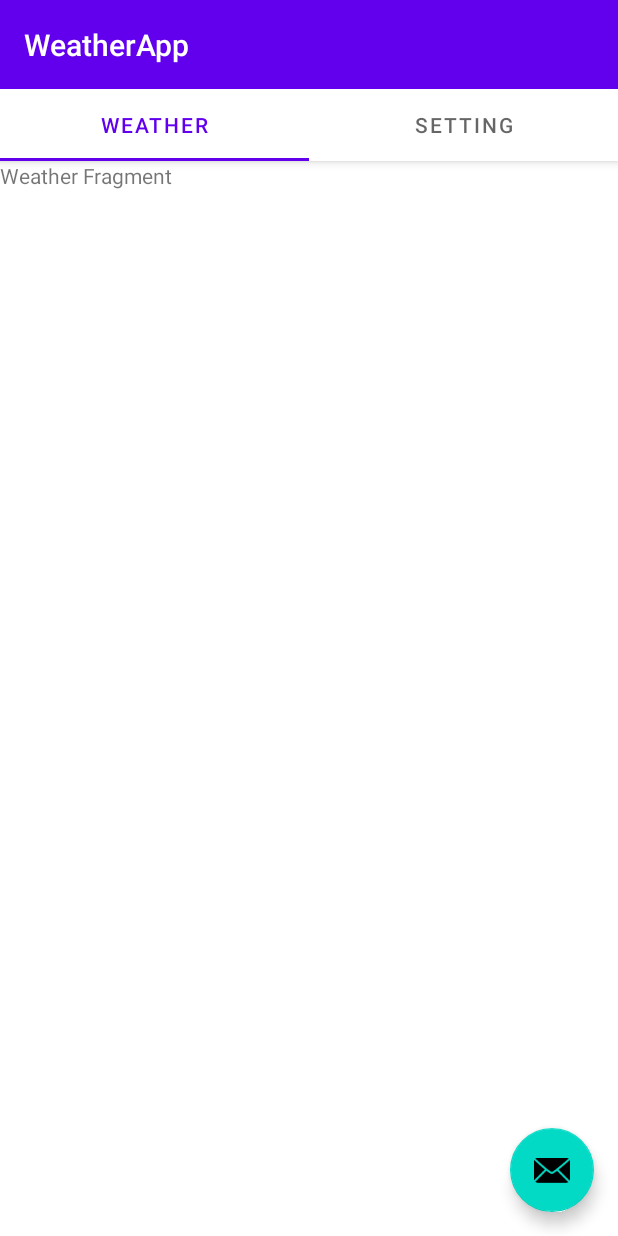
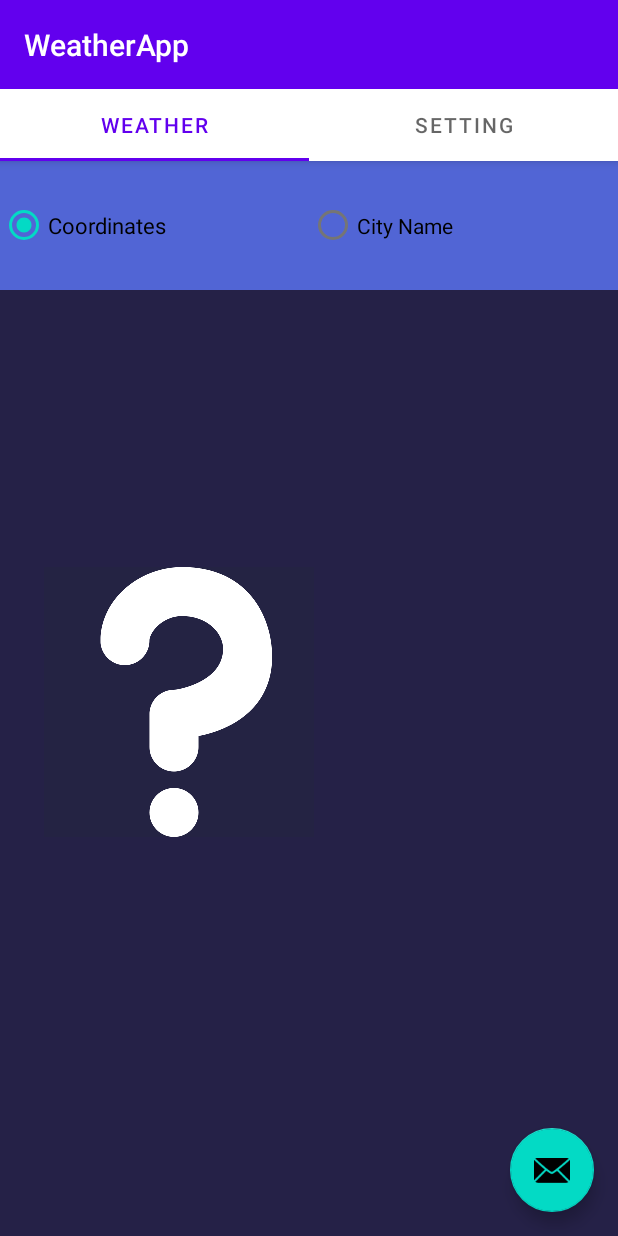
Before and after one commit to seyyedAlirezaGhazanfari/WeatherApp, an Android app: the screen it shows after launch (MainActivity), on a phone screen of 412 x 824 dp. Run offline under Robolectric (Android 15) with nearby library versions, the phone set to English and light mode, and no system bars.

Commit message:
feature: used radio button and added input_type on edit texts

```diff
--- a/app/src/main/java/com/example/weatherapp/fragments/WeatherFragment.java
+++ b/app/src/main/java/com/example/weatherapp/fragments/WeatherFragment.java
@@ -1,12 +1,24 @@
 package com.example.weatherapp.fragments;
 
+import android.annotation.SuppressLint;
 import android.os.Bundle;
 
 import androidx.fragment.app.Fragment;
+import androidx.recyclerview.widget.RecyclerView;
 
+import android.text.InputType;
+import android.view.Gravity;
 import android.view.LayoutInflater;
 import android.view.View;
 import android.view.ViewGroup;
+import android.widget.EditText;
+import android.widget.ImageView;
+import android.widget.LinearLayout;
+import android.widget.RadioButton;
+import android.widget.RadioGroup;
+import android.widget.RelativeLayout;
+import android.widget.TextView;
+import android.widget.Toast;
 
 import com.example.weatherapp.R;
 
@@ -17,14 +29,14 @@ import com.example.weatherapp.R;
  */
 public class WeatherFragment extends Fragment {
 
-    // TODO: Rename parameter arguments, choose names that match
-    // the fragment initialization parameters, e.g. ARG_ITEM_NUMBER
-    private static final String ARG_PARAM1 = "param1";
-    private static final String ARG_PARAM2 = "param2";
-
-    // TODO: Rename and change types of parameters
-    private String mParam1;
-    private String mParam2;
+    View rootView;
+    RadioGroup radioGroup;
+    RadioButton coorRadioBtn;
+    RadioButton cityRadioBtn;
+    ImageView weatherIcon;
+    RecyclerView recyclerView;
+    EditText cityNameOrWidthET;
+    EditText heightET;
 
     public WeatherFragment() {
         // Required empty public constructor
@@ -51,17 +63,55 @@ public class WeatherFragment extends Fragment {
     @Override
     public void onCreate(Bundle savedInstanceState) {
         super.onCreate(savedInstanceState);
-        if (getArguments() != null) {
-            mParam1 = getArguments().getString(ARG_PARAM1);
-            mParam2 = getArguments().getString(ARG_PARAM2);
-        }
     }
 
     @Override
     public View onCreateView(LayoutInflater inflater, ViewGroup container,
                              Bundle savedInstanceState) {
+        rootView = inflater.inflate(R.layout.fragment_weather, container, false);
         // Inflate the layout for this fragment
-        return inflater.inflate(R.layout.fragment_weather, container, false);
+        RelativeLayout topRelativeLayout = rootView.findViewById(R.id.relative_layout);
+        radioGroup = topRelativeLayout.findViewById(R.id.radio_group);
+        coorRadioBtn = topRelativeLayout.findViewById(R.id.coorRatioBtn);
+        cityRadioBtn = topRelativeLayout.findViewById(R.id.cityNameRatioBtn);
+
+        RelativeLayout bottomRelative = rootView.findViewById(R.id.bottentRelativeId);
+        weatherIcon = bottomRelative.findViewById(R.id.weatherIconId);
+        cityNameOrWidthET = bottomRelative.findViewById(R.id.citynameOrWidthET_Id);
+        heightET = bottomRelative.findViewById(R.id.heightET_Id);
+
+        //recyclerView = bottomRelative.findViewById(R.id.recyclerviewId);
+
+        coorRadioBtn.setOnClickListener(new View.OnClickListener() {
+            @SuppressLint("SetTextI18n")
+            @Override
+            public void onClick(View view) {
+                cityNameOrWidthET.setText("");
+                heightET.setText("");
+                cityNameOrWidthET.setVisibility(View.VISIBLE);
+                heightET.setVisibility(View.VISIBLE);
+                cityNameOrWidthET.setHint("Width");
+                heightET.setHint("Height");
+                cityNameOrWidthET.setInputType(InputType.TYPE_CLASS_NUMBER);
+                heightET.setInputType(InputType.TYPE_CLASS_NUMBER);
+                Toast.makeText(getActivity(),coorRadioBtn.getText().toString(),Toast.LENGTH_SHORT).show();
+            }
+        });
+
+        cityRadioBtn.setOnClickListener(new View.OnClickListener() {
+            @SuppressLint("SetTextI18n")
+            @Override
+            public void onClick(View view) {
+                cityNameOrWidthET.setText("");
+                heightET.setText("");
+                cityNameOrWidthET.setVisibility(View.VISIBLE);
+                heightET.setVisibility(View.INVISIBLE);
+                cityNameOrWidthET.setHint("City Name");
+                cityNameOrWidthET.setInputType(InputType.TYPE_CLASS_TEXT);
+                Toast.makeText(getActivity(),cityRadioBtn.getText().toString(),Toast.LENGTH_SHORT).show();
+            }
+        });
+        return rootView;
     }
 
 }
--- a/app/src/main/res/layout/fragment_weather.xml
+++ b/app/src/main/res/layout/fragment_weather.xml
@@ -1,14 +1,103 @@
 <?xml version="1.0" encoding="utf-8"?>
-<FrameLayout xmlns:android="http://schemas.android.com/apk/res/android"
+<LinearLayout xmlns:android="http://schemas.android.com/apk/res/android"
+    xmlns:app="http://schemas.android.com/apk/res-auto"
     xmlns:tools="http://schemas.android.com/tools"
     android:layout_width="match_parent"
     android:layout_height="match_parent"
+    android:orientation="vertical"
+    android:textAlignment="center"
     tools:context=".fragments.WeatherFragment">
 
-    <!-- TODO: Update blank fragment layout -->
-    <TextView
+    <RelativeLayout
+        android:id="@+id/relative_layout"
+        android:layout_width="match_parent"
+        android:layout_height="86dp"
+        android:background="#5165D5">
+
+        <RadioGroup
+            android:id="@+id/radio_group"
+            android:layout_width="match_parent"
+            android:layout_height="match_parent"
+            android:layout_alignParentTop="true"
+            android:layout_marginTop="0dp"
+            android:orientation="horizontal">
+
+            <RadioButton
+                android:id="@+id/coorRatioBtn"
+                android:layout_width="0dp"
+                android:layout_height="86dp"
+                android:layout_weight="1"
+                android:checked="true"
+                android:text="Coordinates"
+                android:textAllCaps="false"
+                android:textSize="14.5sp" />
+
+            <RadioButton
+                android:id="@+id/cityNameRatioBtn"
+                android:layout_width="0dp"
+                android:layout_height="match_parent"
+                android:layout_weight="1"
+                android:onClick="onClick_city_names"
+                android:text="City Name" />
+
+
+        </RadioGroup>
+
+    </RelativeLayout>
+
+    <RelativeLayout
+        android:id="@+id/bottentRelativeId"
         android:layout_width="match_parent"
         android:layout_height="match_parent"
-        android:text="Weather Fragment" />
+        android:background="#252147">
 
-</FrameLayout>
+        <ImageView
+            android:id="@+id/weatherIconId"
+            android:layout_width="185dp"
+            android:layout_height="180dp"
+            android:layout_alignParentStart="true"
+            android:layout_alignParentEnd="true"
+            android:layout_alignParentBottom="true"
+            android:layout_marginStart="26dp"
+            android:layout_marginEnd="199dp"
+            android:layout_marginBottom="266dp"
+            android:src="@drawable/finding" />
+
+        <EditText
+            android:id="@+id/citynameOrWidthET_Id"
+            android:layout_width="208dp"
+            android:layout_height="56dp"
+            android:layout_alignParentStart="true"
+            android:layout_alignParentTop="true"
+            android:layout_alignParentEnd="true"
+            android:layout_alignParentBottom="true"
+            android:layout_marginStart="101dp"
+            android:layout_marginTop="55dp"
+            android:layout_marginEnd="102dp"
+            android:layout_marginBottom="541dp"
+            android:visibility="invisible">
+
+        </EditText>
+
+        <EditText
+            android:id="@+id/heightET_Id"
+            android:layout_width="207dp"
+            android:layout_height="57dp"
+            android:layout_alignParentStart="true"
+            android:layout_alignParentTop="true"
+            android:layout_alignParentEnd="true"
+            android:layout_alignParentBottom="true"
+            android:layout_marginStart="99dp"
+            android:layout_marginTop="130dp"
+            android:layout_marginEnd="105dp"
+            android:layout_marginBottom="465dp"
+            android:visibility="invisible">
+
+        </EditText>
+
+
+    </RelativeLayout>
+
+    <!-- TODO: Update blank fragment layout -->
+
+</LinearLayout>
```
Also changed, not shown: app/src/main/res/drawable/finding.png (added).
